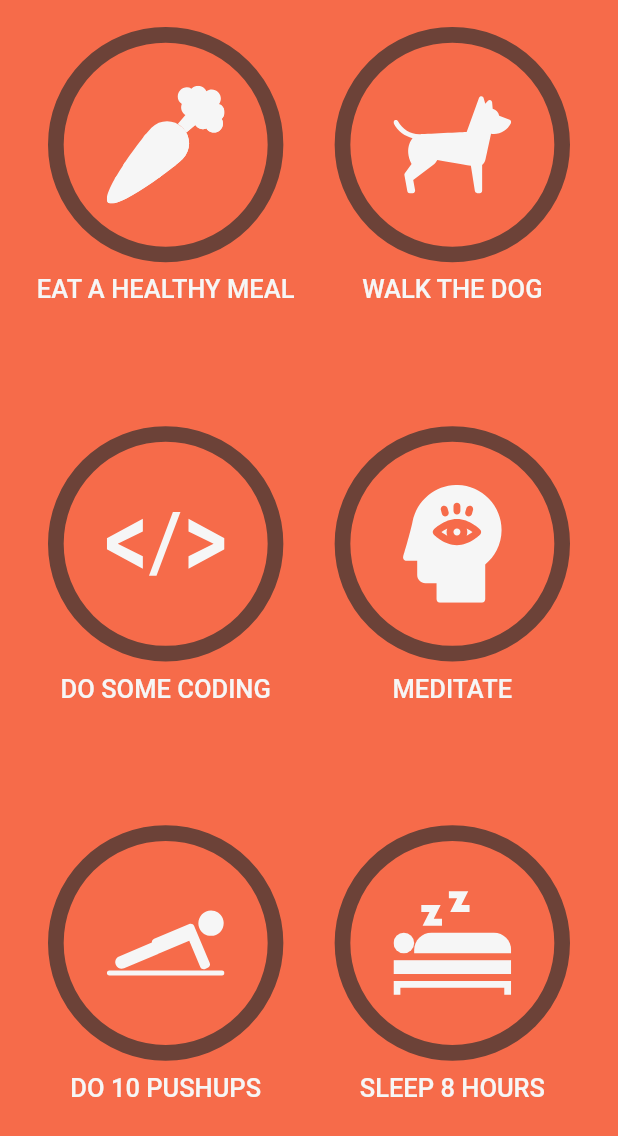
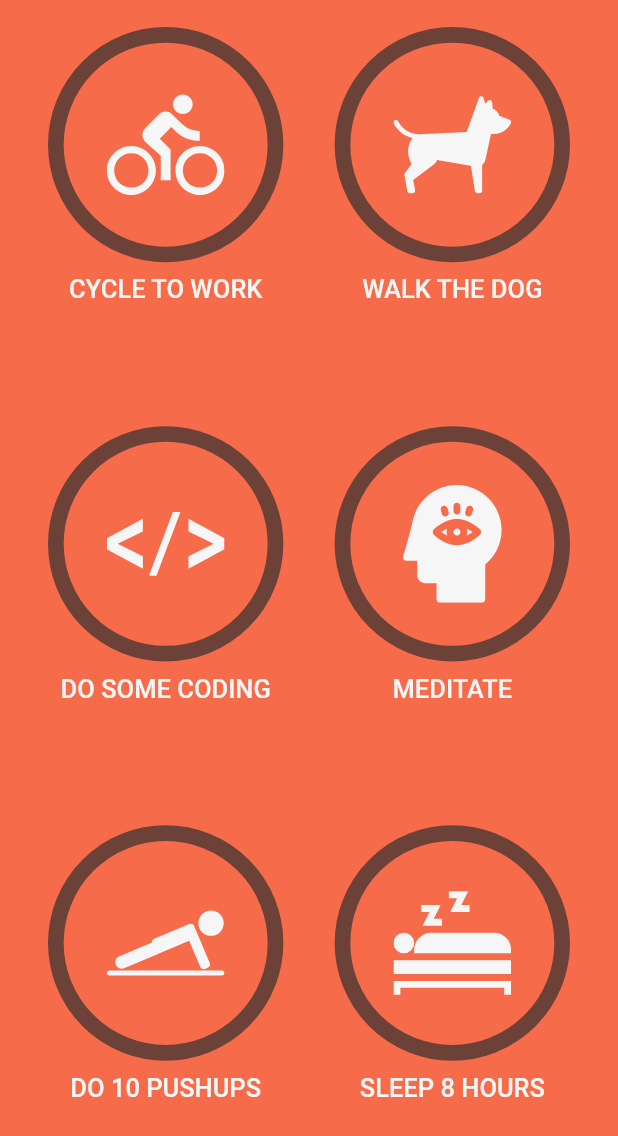
Before and after one commit to mohamedelbendary228/Daily-Habits-Tracker, a Flutter app: the screen it shows after launch, on a phone screen of 412 x 824 dp. Shown: the top 1136 px of the screen. Run offline on Flutter 3.47's test engine with Material 2 defaults, Android fonts, the phone set to English and light mode, and no system bars; our stand-ins replace flutter_riverpod, flutter_svg, hive, hive_flutter; accounts and stored records are empty; Roboto replaces fonts that are missing (Helvetica Neue).

```diff
--- a/lib/models/task.dart
+++ b/lib/models/task.dart
@@ -1,4 +1,5 @@
 import 'package:hive/hive.dart';
+import 'package:uuid/uuid.dart';
 
 part 'task.g.dart';
 
@@ -16,4 +17,9 @@ class Task {
     required this.name,
     required this.iconName,
   });
+
+  factory Task.create({required String name, required String iconName}) {
+    final id = Uuid().v1();
+    return Task(id: id, name: name, iconName: iconName);
+  }
 }
--- a/lib/persistence/hive_data_store.dart
+++ b/lib/persistence/hive_data_store.dart
@@ -1,3 +1,4 @@
+import 'package:flutter/foundation.dart';
 import 'package:habit_tracker_flutter/models/task.dart';
 import 'package:hive_flutter/hive_flutter.dart';
 
@@ -5,7 +6,22 @@ class HiveDataStore {
   static const tasksBoxName = 'task';
   Future<void> init() async {
     await Hive.initFlutter();
+    //register adapters
     Hive.registerAdapter<Task>(TaskAdapter());
+    //open boxes
     await Hive.openBox<Task>(tasksBoxName);
   }
+
+  Future<void> createDemoTasks(
+      {required List<Task> tasks, bool force = false}) async {
+    final box = Hive.box<Task>(tasksBoxName);
+    if (box.isEmpty || force) {
+      await box.clear();
+      await box.addAll(tasks);
+    }
+  }
+
+  ValueListenable<Box<Task>> taskListenable() {
+    return Hive.box<Task>(tasksBoxName).listenable();
+  }
 }
--- a/lib/ui/home/home_page.dart
+++ b/lib/ui/home/home_page.dart
@@ -1,25 +1,28 @@
 import 'package:flutter/material.dart';
 import 'package:habit_tracker_flutter/constants/app_assets.dart';
+import 'package:habit_tracker_flutter/models/task.dart';
 import 'package:habit_tracker_flutter/models/task_preset.dart';
+import 'package:habit_tracker_flutter/persistence/hive_data_store.dart';
 import 'package:habit_tracker_flutter/ui/home/tasks_grid_page.dart';
 import 'package:habit_tracker_flutter/ui/theming/app_theme.dart';
+import 'package:hive_flutter/hive_flutter.dart';
 
 class HomePage extends StatelessWidget {
   const HomePage({Key? key}) : super(key: key);
 
   @override
   Widget build(BuildContext context) {
+    final datastore = HiveDataStore();
+
     return Scaffold(
       backgroundColor: AppTheme.of(context).primary,
-      body: TasksGridPage(
-        tasks: const [
-          TaskPreset(name: 'Eat a Healthy Meal', iconName: AppAssets.carrot),
-          TaskPreset(name: 'Walk the Dog', iconName: AppAssets.dog),
-          TaskPreset(name: 'Do Some Coding', iconName: AppAssets.html),
-          TaskPreset(name: 'Meditate', iconName: AppAssets.meditation),
-          TaskPreset(name: 'Do 10 Pushups', iconName: AppAssets.pushups),
-          TaskPreset(name: 'Sleep 8 Hours', iconName: AppAssets.rest),
-        ],
+      body: ValueListenableBuilder(
+        valueListenable: datastore.taskListenable(),
+        builder: (_, Box<Task> box, __) {
+          return TasksGridPage(
+            tasks: box.values.toList(),
+          );
+        },
       ),
     );
   }
--- a/lib/ui/home/tasks_grid.dart
+++ b/lib/ui/home/tasks_grid.dart
@@ -1,11 +1,12 @@
 import 'dart:math';
 
 import 'package:flutter/material.dart';
+import 'package:habit_tracker_flutter/models/task.dart';
 import 'package:habit_tracker_flutter/models/task_preset.dart';
 import 'package:habit_tracker_flutter/ui/task/task_ring_with_name.dart';
 
 class TasksGrid extends StatelessWidget {
-  final List<TaskPreset> tasks;
+  final List<Task> tasks;
   const TasksGrid({Key? key, required this.tasks}) : super(key: key);
 
   @override
--- a/lib/ui/home/tasks_grid_page.dart
+++ b/lib/ui/home/tasks_grid_page.dart
@@ -1,9 +1,10 @@
 import 'package:flutter/material.dart';
+import 'package:habit_tracker_flutter/models/task.dart';
 import 'package:habit_tracker_flutter/models/task_preset.dart';
 import 'package:habit_tracker_flutter/ui/home/tasks_grid.dart';
 
 class TasksGridPage extends StatelessWidget {
-  final List<TaskPreset> tasks;
+  final List<Task> tasks;
   const TasksGridPage({Key? key, required this.tasks}) : super(key: key);
 
   @override
@@ -13,7 +14,7 @@ class TasksGridPage extends StatelessWidget {
 }
 
 class TasksGridContent extends StatelessWidget {
-  final List<TaskPreset> tasks;
+  final List<Task> tasks;
   const TasksGridContent({Key? key, required this.tasks}) : super(key: key);
 
   @override
--- a/lib/ui/task/task_ring_with_name.dart
+++ b/lib/ui/task/task_ring_with_name.dart
@@ -1,11 +1,12 @@
 import 'package:flutter/material.dart';
 import 'package:habit_tracker_flutter/constants/text_styles.dart';
+import 'package:habit_tracker_flutter/models/task.dart';
 import 'package:habit_tracker_flutter/models/task_preset.dart';
 import 'package:habit_tracker_flutter/ui/task/animated_task.dart';
 import 'package:habit_tracker_flutter/ui/theming/app_theme.dart';
 
 class TaskRingWithName extends StatelessWidget {
-  final TaskPreset task;
+  final Task task;
   const TaskRingWithName({Key? key, required this.task}) : super(key: key);
 
   @override
```
Also changed, not shown: lib/main.dart (+12 -0 lines).
